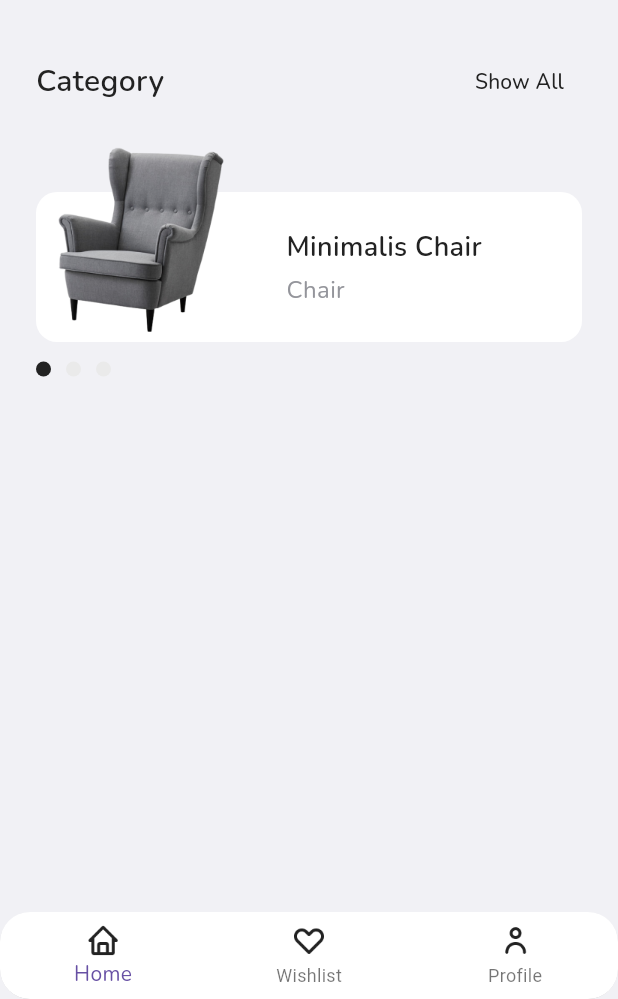
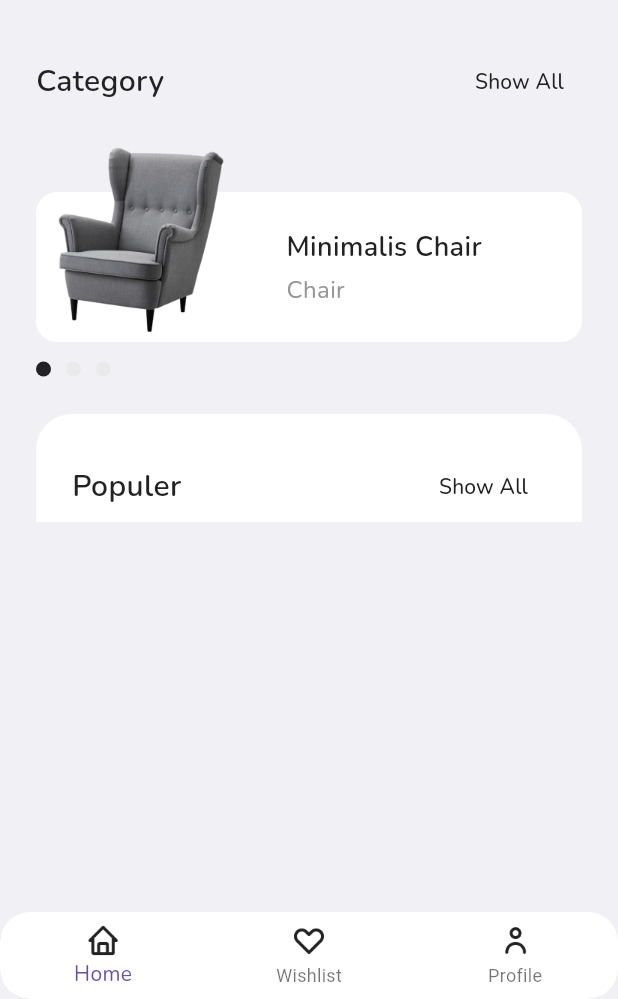
Before and after one commit to RulyOctareza/FurnitureApp, a Flutter app: the HomePage screen opened by its route, on a phone screen of 412 x 824 dp, the part 237-1236 px from its top. Run offline on Flutter 3.47's test engine with Material 3 defaults, Android fonts, the phone set to English and light mode, and no system bars; drawn by our look-alikes of carousel_slider; our stand-ins replace fluttertoast, google_fonts.

Commit message:
Tambah Populer category & show All

```diff
--- a/lib/pages/home_page.dart
+++ b/lib/pages/home_page.dart
@@ -36,6 +36,7 @@ class _HomePageState extends State<HomePage> {
                 searchBar(),
                 categoryTitle(),
                 categoryItem(),
+                populerItem(),
               ],
             ),
           ),
@@ -43,6 +44,43 @@ class _HomePageState extends State<HomePage> {
       ),
       backgroundColor: kWhiteGreyColor,
       bottomNavigationBar: const ButtonNavbar(),
+    );
+  }
+
+  Widget populerItem() {
+    return Container(
+      margin: EdgeInsets.only(top: 25),
+      decoration: BoxDecoration(
+        borderRadius: BorderRadius.vertical(top: Radius.circular(24)),
+        color: kWhiteColor,
+      ),
+      child: Column(
+        children: [
+          Container(
+            margin: EdgeInsets.only(
+              top: 24,
+              left: 24,
+              right: 24,
+            ),
+            child: Row(
+              mainAxisAlignment: MainAxisAlignment.spaceBetween,
+              children: [
+                Text('Populer',
+                    style: blackTextStyle.copyWith(
+                      fontWeight: semibold,
+                      fontSize: 20,
+                    )),
+                TextButton(
+                    onPressed: () {},
+                    child: Text(
+                      'Show All',
+                      style: blackTextStyle,
+                    ))
+              ],
+            ),
+          )
+        ],
+      ),
     );
   }
 
```
